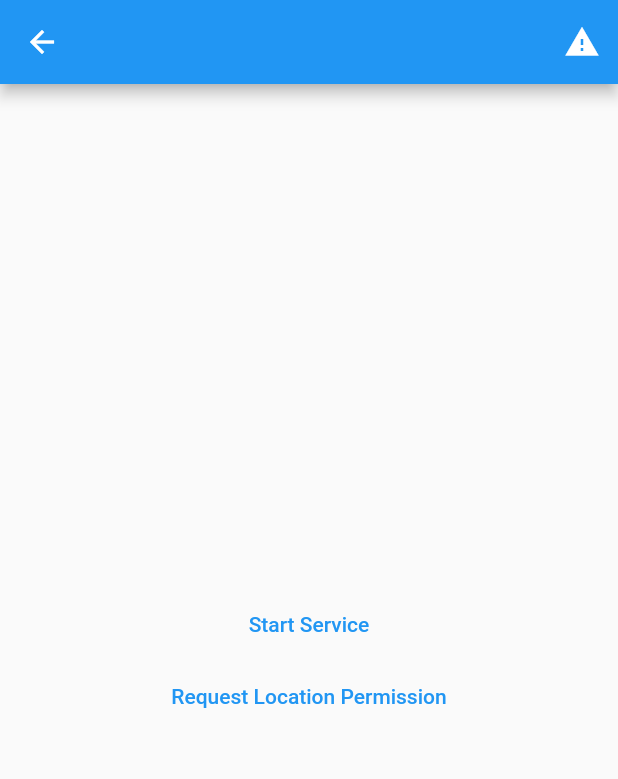
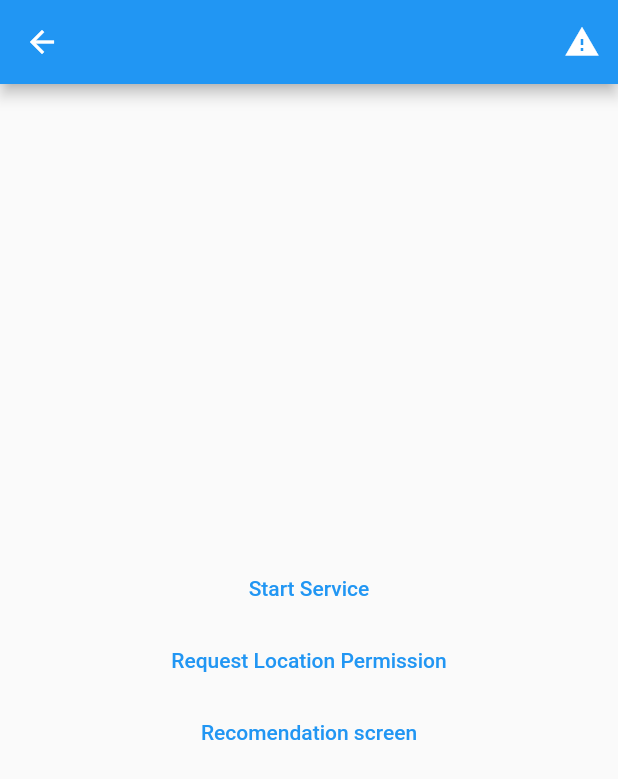
Before and after one commit to Pawel095/location_recommending_system, a Flutter app: the HomePage screen opened by its route, on a phone screen of 412 x 824 dp. Shown: the top 779 px of the screen. Run offline on Flutter 3.47's test engine with Material 2 defaults, Android fonts, the light colour scheme and no system bars; our stand-ins replace bloc, equatable, flutter_bloc, geolocator; missing offline and left inert: flutter_logs, flutter_osm_plugin.

Commit message:
production mode

```diff
--- a/data_collector/lib/screens/HomePage.dart
+++ b/data_collector/lib/screens/HomePage.dart
@@ -32,7 +32,11 @@ class HomePage extends StatelessWidget {
               TextButton(
                 onPressed: () => askForLocationPermissions(),
                 child: const Text("Request Location Permission"),
-              )
+              ),
+              TextButton(
+                  onPressed: () => Navigator.pushNamed(
+                      context, AppRouter.RECOMENDATION_PAGE),
+                  child: Text("Recomendation screen"))
             ],
           ),
         ),
--- a/data_collector/pubspec.yaml
+++ b/data_collector/pubspec.yaml
@@ -19,7 +19,6 @@ dependencies:
   flutter_bloc: ^8.0.1
   bloc: ^8.0.3
   flutter_osm_plugin: ^0.34.0+1
-  wkt_parser: ^2.0.0
 
 dev_dependencies:
   flutter_test:
@@ -71,4 +70,4 @@ environment_config:
           default: http://192.168.2.7:8888
         # DEBUG OVERRIDE VARIABLES
         initialRoute:
-          default: "/UserPage"
+          default: "/"
```
Also changed, not shown: data_collector/pubspec.lock.
